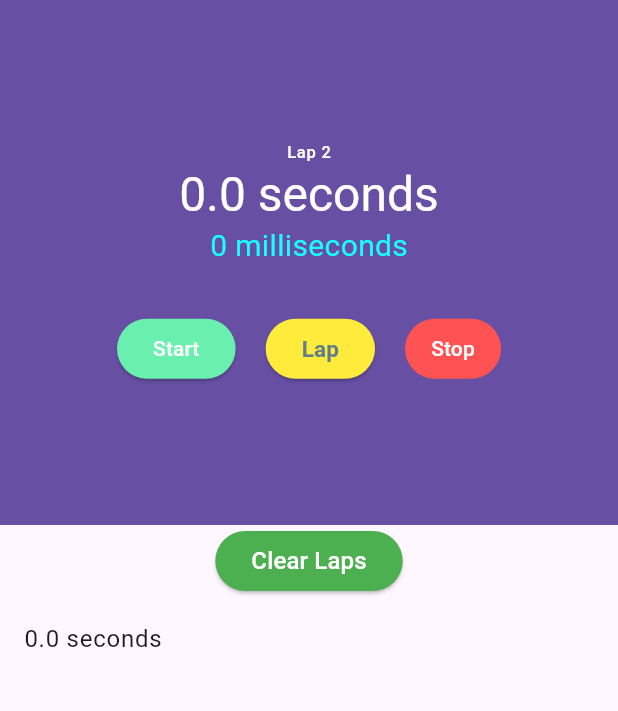
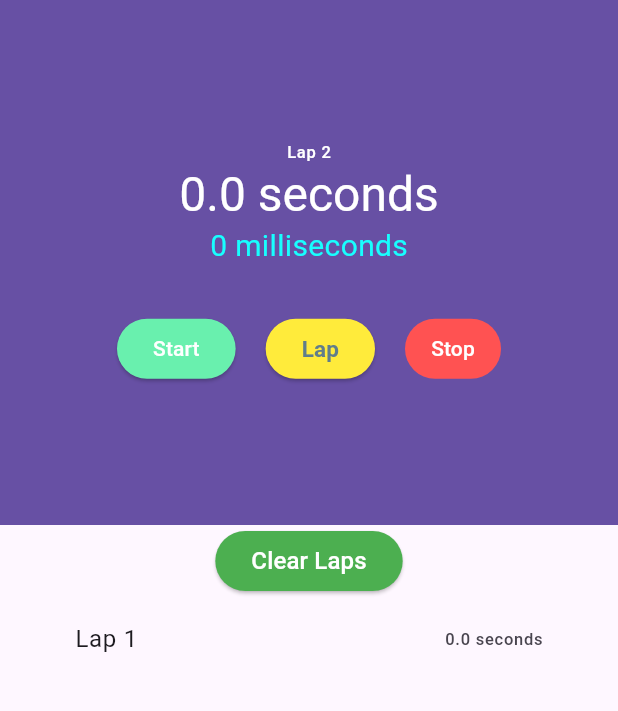
Before and after one commit to DeepakKumarBehera03/stopwatchApp, a Flutter app: the screen it shows after launch, after a tap on "Lap", on a phone screen of 412 x 824 dp, the part 84-795 px from its top. Run offline on Flutter 3.47's test engine with Material 3 defaults, Android fonts, the phone set to English and light mode, and no system bars.

Commit message:
Modified the List View which is used to display the laps when user pressed the laps button. instead of doing this we use a builder method that will creat widgets for a subset of our list, As the user scrolls, flutter will continously call the item builder function with the appropriate index so that when user move off the screen flutter can remove them from the tree, freeing up the precious memory.

```diff
--- a/lib/stopwatch.dart
+++ b/lib/stopwatch.dart
@@ -19,7 +19,14 @@ class _StopWatchState extends State<StopWatch> {
       laps.add(milliseconds);
       milliseconds = 0;
     });
+    scrollController.animateTo(
+      itemHeight * laps.length,
+      duration: const Duration(milliseconds: 1000),
+      curve: Curves.easeIn,
+    );
   }
+  final itemHeight = 60.0;
+  final scrollController = ScrollController();
   void _clearLaps(){
     setState(() {
       laps.clear();
@@ -54,11 +61,20 @@ class _StopWatchState extends State<StopWatch> {
     return "$seconds seconds";
   }
   Widget _buildLapDisplay(){
-    return ListView(
-      children: [
-        for (int milliseconds in laps)
-          ListTile(title:Text(secondSecond(milliseconds),),),
-      ],
+    return Scrollbar(
+      child: ListView.builder(
+        controller: scrollController,
+        itemExtent: itemHeight,
+        itemCount: laps.length,
+        itemBuilder: (context, index){
+          final milliseconds = laps[index];
+          return ListTile(
+            contentPadding: const EdgeInsets.symmetric(horizontal: 50),
+            title: Text("Lap ${index + 1}"),
+            trailing: Text(secondSecond(milliseconds),),
+          );
+        },
+      ),
     );
   }
   @override
```
